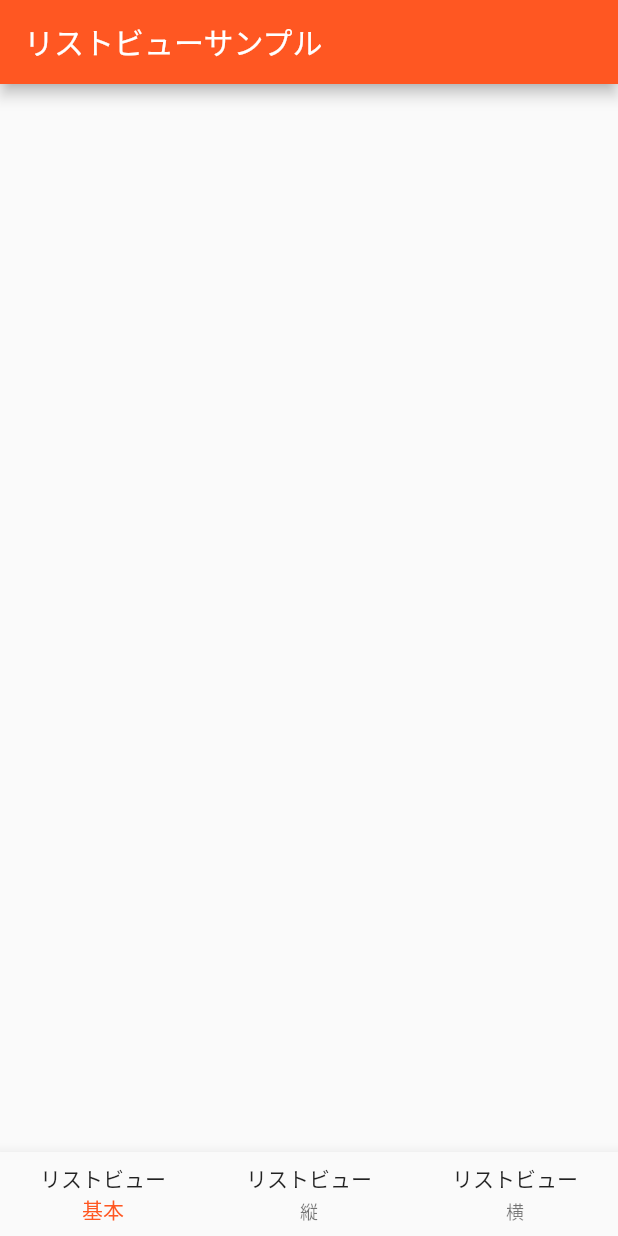
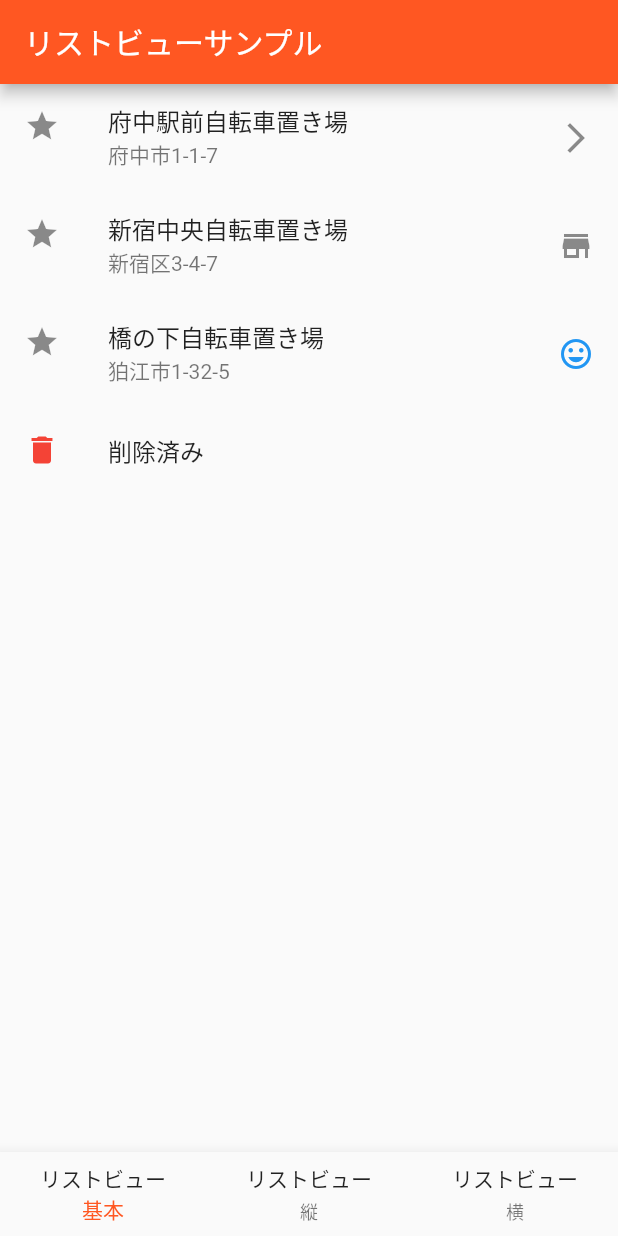
Before and after one commit to Channelsu/listview_deepdive, a Flutter app: the screen it shows after launch, on a phone screen of 412 x 824 dp. Run offline on Flutter 3.47's test engine with Material 2 defaults, Android fonts, the phone set to English and light mode, and no system bars.

Commit message:
基本的なリストビューの作成

```diff
--- a/lib/main.dart
+++ b/lib/main.dart
@@ -70,7 +70,33 @@ class _MainPageState extends State<MainPage> {
     }
   }
 
-  Widget buildBasicListView() {
-
-  }
+  Widget buildBasicListView() => ListView(
+    children: <Widget>[
+      ListTile(
+        leading: Icon(Icons.star),
+        title: Text('府中駅前自転車置き場'),
+        subtitle: Text('府中市1-1-7'),
+        trailing: Icon(Icons.arrow_forward_ios),
+      ),
+      ListTile(
+        leading: Icon(Icons.star),
+        title: Text('新宿中央自転車置き場'),
+        subtitle: Text('新宿区3-4-7'),
+        trailing: Icon(Icons.store_mall_directory),
+      ),
+      ListTile(
+        leading: Icon(Icons.star),
+        title: Text('橋の下自転車置き場'),
+        subtitle: Text('狛江市1-32-5'),
+        trailing: Icon(Icons.mood, color: Colors.blue,),
+      ),
+      ListTile(
+        leading: Icon(Icons.delete, color: Colors.red,),
+        title: Text('削除済み'),
+        onTap: () {
+          print('削除済みが押されました。');
+        },
+      ),
+    ],
+  );
 }
```
